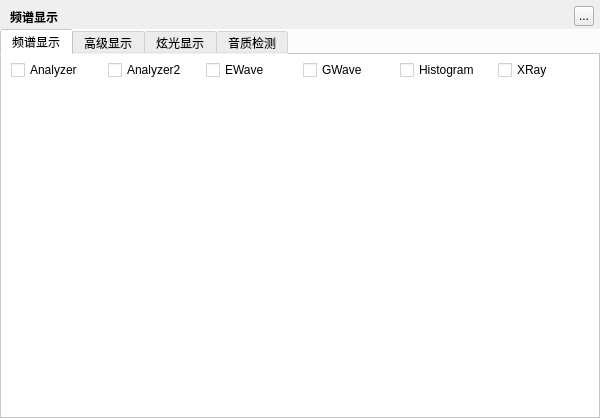
Above: TTKModule/TTKWidget/musicUiKits/musicToolsetsKits/musicspectrumwidget.ui from Greedysky/TTKMusicPlayer before the change. Below: the same form after it.
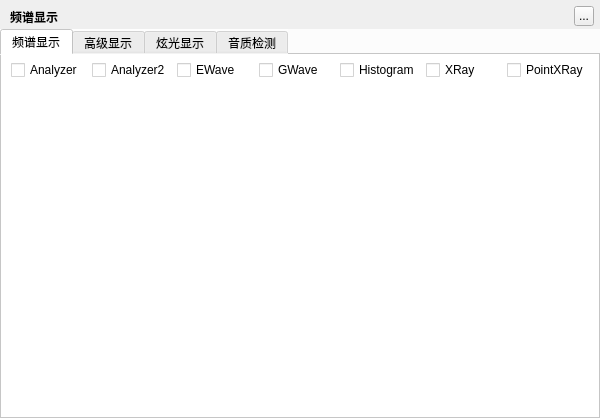
That is the form after the change.

Diff of the .ui file:
```diff
--- a/TTKModule/TTKWidget/musicUiKits/musicToolsetsKits/musicspectrumwidget.ui
+++ b/TTKModule/TTKWidget/musicUiKits/musicToolsetsKits/musicspectrumwidget.ui
@@ -168,6 +168,13 @@
            </property>
           </widget>
          </item>
+         <item>
+          <widget class="QCheckBox" name="pointxrayBox">
+           <property name="text">
+            <string>PointXRay</string>
+           </property>
+          </widget>
+         </item>
         </layout>
        </widget>
       </item>
```
